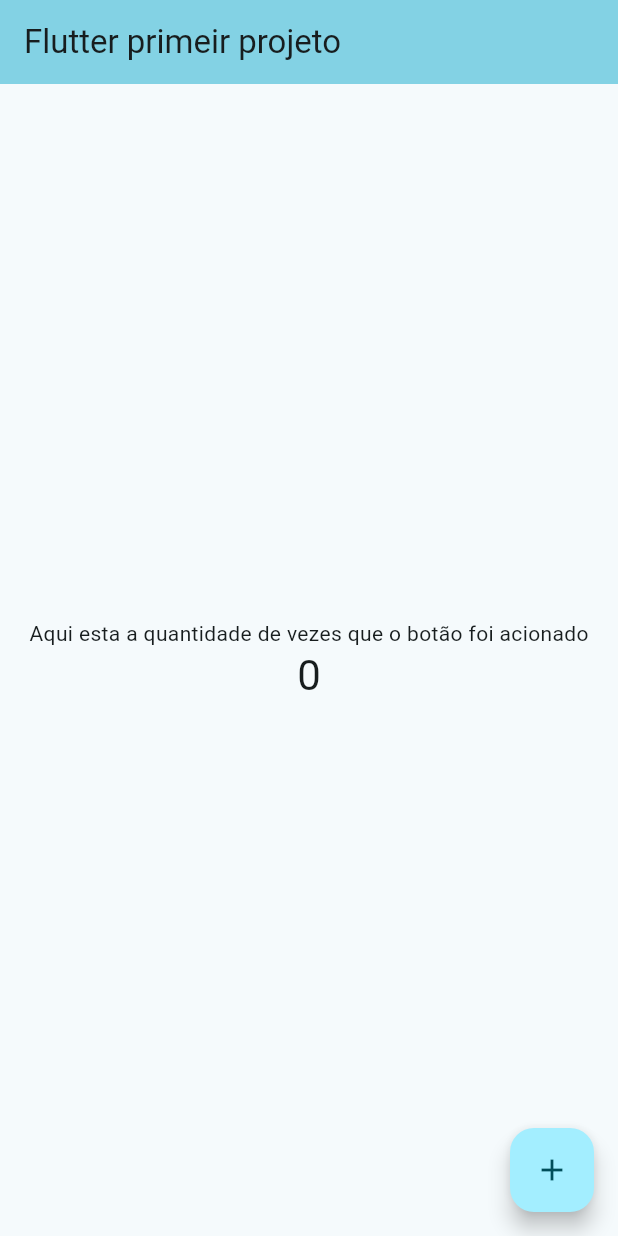
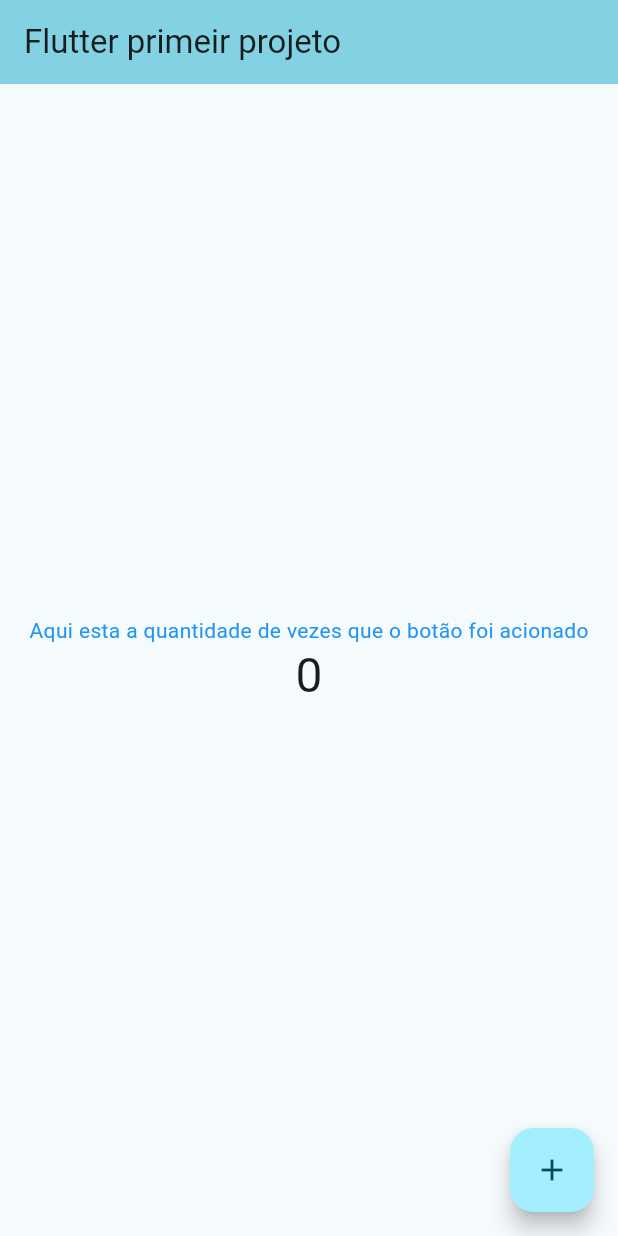
Before and after one commit to Lim4o/meuappflutter, a Flutter app: the screen it shows after launch, on a phone screen of 412 x 824 dp. Run offline on Flutter 3.47's test engine with Material 3 defaults, Android fonts, the phone set to English and light mode, and no system bars.

Commit message:
Update main.dart

```diff
--- a/lib/main.dart
+++ b/lib/main.dart
@@ -108,11 +108,9 @@ class _MyHomePageState extends State<MyHomePage> {
           children: <Widget>[
             const Text(
               'Aqui esta a quantidade de vezes que o botão foi acionado',
+              style: TextStyle(color: Colors.blue),
             ),
-            Text(
-              '$_counter',
-              style: Theme.of(context).textTheme.headlineMedium,
-            ),
+            Text('$_counter', style: Theme.of(context).textTheme.headlineLarge),
           ],
         ),
       ),
```
